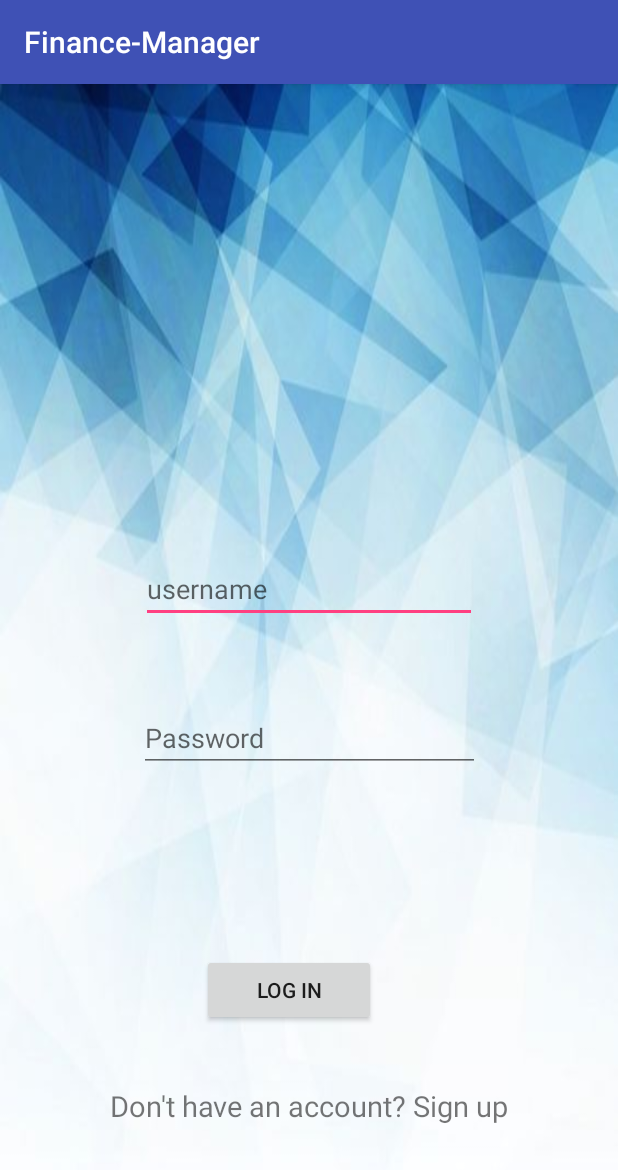
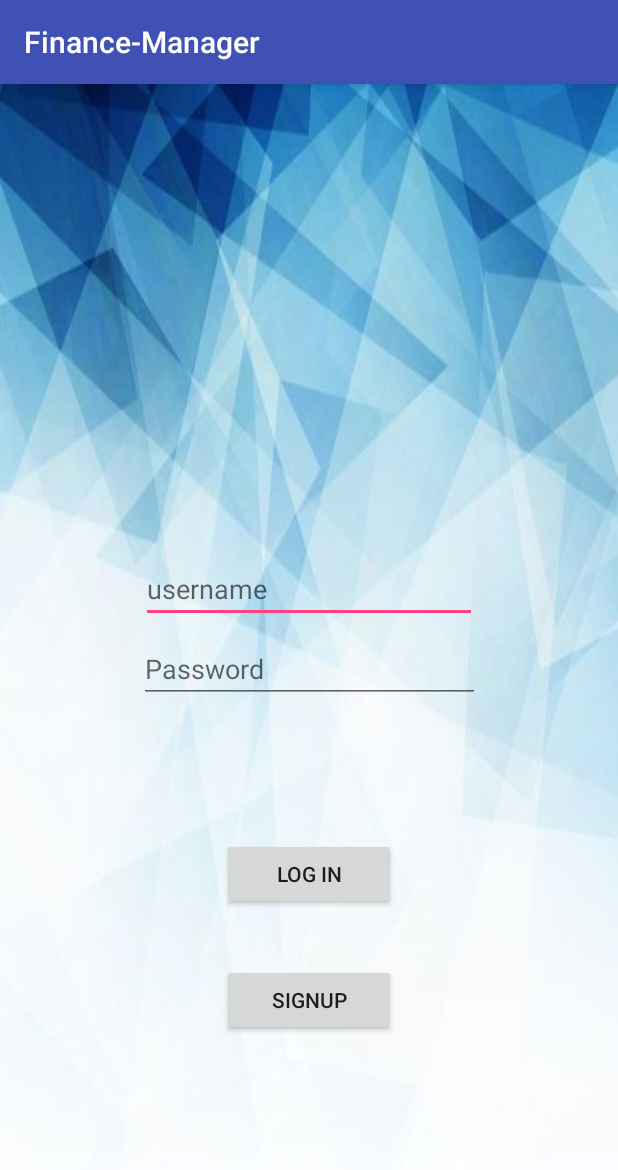
Before and after one commit to subhamtandon/Finance-Manager, an Android app: the screen it shows after launch (MainActivity), on a phone screen of 412 x 824 dp. Shown: the top 1170 px of the screen. Run offline under Robolectric (Android 15) with nearby library versions, the phone set to English and light mode, and no system bars.

Commit message:
signup_added

```diff
--- a/app/src/main/AndroidManifest.xml
+++ b/app/src/main/AndroidManifest.xml
@@ -16,6 +16,7 @@
                 <category android:name="android.intent.category.LAUNCHER" />
             </intent-filter>
         </activity>
+        <activity android:name=".SignupActivity"></activity>
     </application>
 
 </manifest>
--- a/app/src/main/java/com/example/initish/finance_manager/MainActivity.java
+++ b/app/src/main/java/com/example/initish/finance_manager/MainActivity.java
@@ -1,7 +1,10 @@
 package com.example.initish.finance_manager;
 
+import android.content.Intent;
+import android.os.Bundle;
 import android.support.v7.app.AppCompatActivity;
-import android.os.Bundle;
+import android.view.View;
+import android.widget.Button;
 
 public class MainActivity extends AppCompatActivity {
 
@@ -10,6 +13,15 @@ public class MainActivity extends AppCompatActivity {
         super.onCreate(savedInstanceState);
         setContentView(R.layout.activity_main);
 
+        Button signup=(Button)findViewById(R.id.signup);
+        signup.setOnClickListener(new View.OnClickListener() {
+            @Override
+            public void onClick(View v) {
+                Intent intent=new Intent(MainActivity.this,SignupActivity.class);
+                startActivity(intent);
+            }
+        });
+
 
     }
 }
--- a/app/src/main/res/layout/activity_main.xml
+++ b/app/src/main/res/layout/activity_main.xml
@@ -28,40 +28,25 @@
         app:layout_constraintVertical_bias="0.433" />
 
     <Button
-        android:id="@+id/log"
+        android:id="@+id/login"
         android:layout_width="116dp"
         android:layout_height="wrap_content"
-        android:layout_marginBottom="140dp"
-        android:layout_marginEnd="8dp"
-        android:layout_marginLeft="132dp"
-        android:layout_marginRight="8dp"
-        android:layout_marginStart="132dp"
-        android:text="Log in"
-        app:layout_constraintBottom_toBottomOf="parent"
-        app:layout_constraintEnd_toEndOf="parent"
-        app:layout_constraintHorizontal_bias="0.015"
-        app:layout_constraintStart_toStartOf="parent" />
-
-    <TextView
-        android:id="@+id/signup"
-        android:layout_width="266dp"
-        android:layout_height="32dp"
-        android:layout_marginBottom="68dp"
+        android:layout_marginBottom="136dp"
         android:layout_marginEnd="8dp"
         android:layout_marginLeft="8dp"
         android:layout_marginRight="8dp"
         android:layout_marginStart="8dp"
-        android:text="Don't have an account? Sign up"
-        android:textSize="19sp"
+        android:layout_marginTop="8dp"
+        android:text="Log in"
         app:layout_constraintBottom_toBottomOf="parent"
         app:layout_constraintEnd_toEndOf="parent"
-        app:layout_constraintStart_toStartOf="parent" />
+        app:layout_constraintStart_toStartOf="parent"
+        app:layout_constraintTop_toBottomOf="@+id/passwd" />
 
     <EditText
         android:id="@+id/passwd"
         android:layout_width="227dp"
         android:layout_height="wrap_content"
-        android:layout_marginBottom="8dp"
         android:layout_marginEnd="8dp"
         android:layout_marginLeft="8dp"
         android:layout_marginRight="8dp"
@@ -70,10 +55,25 @@
         android:ems="10"
         android:hint="Password"
         android:inputType="textPassword"
-        app:layout_constraintBottom_toTopOf="@+id/signup"
         app:layout_constraintEnd_toEndOf="parent"
         app:layout_constraintHorizontal_bias="0.503"
         app:layout_constraintStart_toStartOf="parent"
-        app:layout_constraintTop_toBottomOf="@+id/username"
-        app:layout_constraintVertical_bias="0.185" />
+        app:layout_constraintTop_toBottomOf="@+id/username" />
+
+    <Button
+        android:id="@+id/signup"
+        android:layout_width="116dp"
+        android:layout_height="wrap_content"
+        android:layout_marginBottom="8dp"
+        android:layout_marginEnd="8dp"
+        android:layout_marginLeft="8dp"
+        android:layout_marginRight="8dp"
+        android:layout_marginStart="8dp"
+        android:layout_marginTop="8dp"
+        android:text="Signup"
+        app:layout_constraintBottom_toBottomOf="parent"
+        app:layout_constraintEnd_toEndOf="parent"
+        app:layout_constraintStart_toStartOf="parent"
+        app:layout_constraintTop_toBottomOf="@+id/login"
+        app:layout_constraintVertical_bias="0.184" />
 </android.support.constraint.ConstraintLayout>
```
Also changed, not shown: app/src/main/java/com/example/initish/finance_manager/SignupActivity.java (added, +13 -0 lines), app/src/main/res/layout/activity_signup.xml (added, +9 -0 lines), 2 other files.
